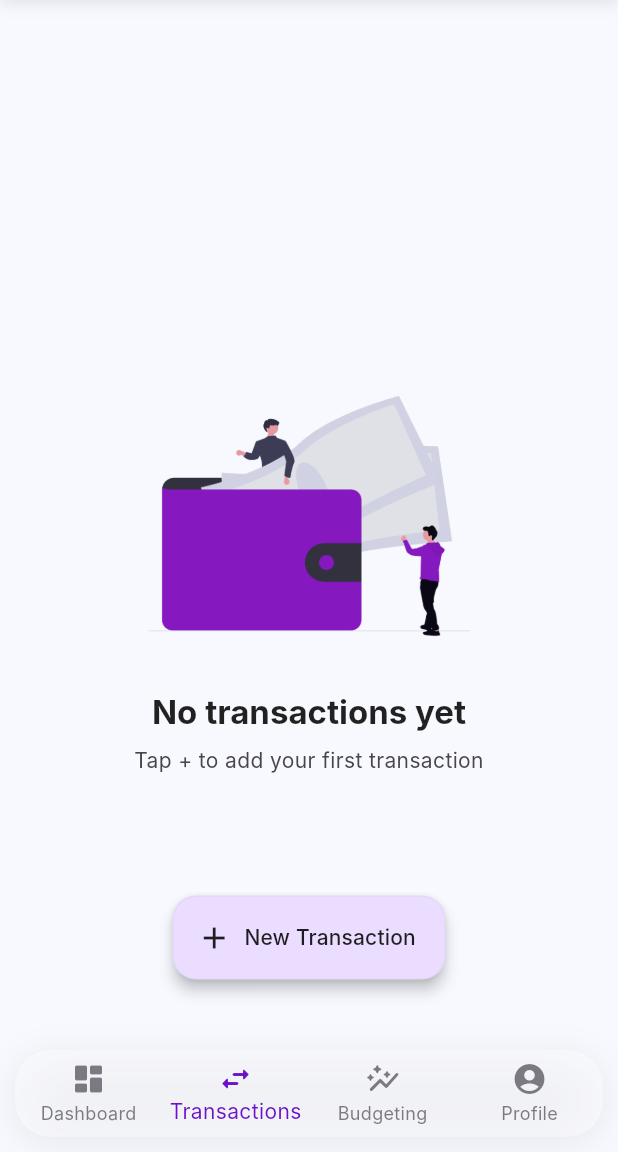
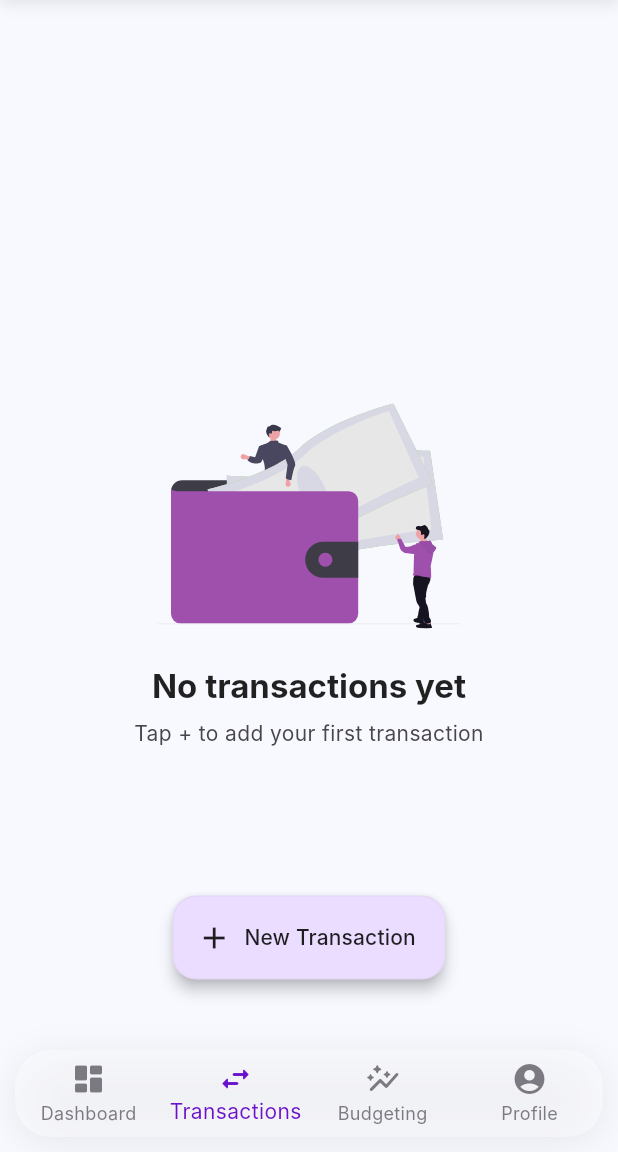
Before and after one commit to Max22577/Flutter_personal_finance_app, a Flutter app: the screen it shows once a user with an empty profile is signed in, item 2 of the bottom bar chosen, in the side drawer, after a tap on the "add" icon, on a phone screen of 412 x 824 dp, the part 84-1236 px from its top. Run offline on Flutter 3.47's test engine with Material 3 defaults, Android fonts, the phone set to English and light mode, and no system bars; our stand-ins replace animate_do, cloud_firestore, firebase_auth, firebase_core, firebase_storage, fl_chart and 5 more; accounts and stored records are empty; Roboto replaces fonts that are missing (Inter).

Commit message:
Fixed images display for empty states across the app
Co-authored-by: Copilot <copilot@github.com>

```diff
--- /dev/null
+++ b/lib/core/widgets/animated_empty_state.dart
@@ -0,0 +1,88 @@
+import 'package:flutter/material.dart';
+import 'package:flutter_svg/svg.dart';
+
+class AnimatedEmptyChart extends StatefulWidget {
+  final String message;
+  const AnimatedEmptyChart({super.key, required this.message});
+
+  @override
+  State<AnimatedEmptyChart> createState() => _AnimatedEmptyChartState();
+}
+
+class _AnimatedEmptyChartState extends State<AnimatedEmptyChart>
+    with SingleTickerProviderStateMixin {
+  late AnimationController _controller;
+  late Animation<double> _rotationAnimation;
+
+  @override
+  void initState() {
+    super.initState();
+    _controller = AnimationController(
+      vsync: this,
+      duration: const Duration(seconds: 2),
+    )..repeat(reverse: true); // This makes it oscillate back and forth
+
+    // Semi-rotation: -0.1 to 0.1 radians (roughly -6 to 6 degrees)
+    _rotationAnimation = Tween<double>(begin: -0.1, end: 0.1).animate(
+      CurvedAnimation(parent: _controller, curve: Curves.easeInOut),
+    );
+  }
+
+  @override
+  void dispose() {
+    _controller.dispose();
+    super.dispose();
+  }
+
+  @override
+  Widget build(BuildContext context) {
+    final colors = Theme.of(context).colorScheme;
+    final brightness = Theme.of(context).brightness;
+    final isDark = brightness == Brightness.dark;
+
+    return Column(
+      mainAxisAlignment: MainAxisAlignment.center,
+      children: [
+        AnimatedBuilder(
+          animation: _rotationAnimation,
+          builder: (context, child) {
+            return Transform.rotate(
+              angle: _rotationAnimation.value,
+              child: child,
+            );
+          },
+
+          child: Opacity(
+            // In Dark Mode, we lower the total visibility of the bright image
+            // so it doesn't "glow" against the dark surface.
+            opacity: isDark ? 0.4 : 1.0,
+            child: ColorFiltered(
+              colorFilter: ColorFilter.mode(
+                // We use the surface color to "stain" the image
+                colors.surfaceContainerHigh.withValues(alpha: isDark ? 0.15 : 0.05),
+                BlendMode.srcATop,
+              ),
+              child: SvgPicture.asset(
+                isDark
+                ? 'assets/images/empty_wallet_dark1.svg'
+                : 'assets/images/empty_wallet_light.svg',
+                height: 150,
+              ),
+            ),
+          ),
+        ),
+        const SizedBox(height: 16),
+        Text(
+          widget.message,
+          style: TextStyle(
+            color: colors.outline,
+            fontWeight: FontWeight.w600,
+            letterSpacing: -0.5,
+          ),
+        ),
+      ],
+    );
+  }
+
+
+}
--- a/lib/features/category/pages/category_management_page.dart
+++ b/lib/features/category/pages/category_management_page.dart
@@ -537,7 +537,7 @@ class _CategoryManagementViewState extends State<CategoryManagementView> {
     final color = CategoryIconHelper.getColor(category, colors);
 
     return Container(
-      margin: const EdgeInsets.only(bottom: 12.0, left: 6.0, right: 6.0),
+      margin: const EdgeInsets.only(bottom: 10.0, left: 16.0, right: 16.0),
       padding: const EdgeInsets.all(2.0),
       decoration: BoxDecoration(
         color: colors.surface,
--- a/lib/features/dashboard/widgets/category_pie_chart.dart
+++ b/lib/features/dashboard/widgets/category_pie_chart.dart
@@ -3,6 +3,7 @@ import 'package:flutter/material.dart';
 import 'package:personal_fin/core/providers/language_provider.dart';
 import 'package:personal_fin/core/repositories/category_repository.dart';
 import 'package:personal_fin/core/repositories/monthly_transaction_repository.dart';
+import 'package:personal_fin/core/widgets/animated_empty_state.dart';
 import 'package:personal_fin/core/widgets/currency_display.dart';
 import 'package:personal_fin/core/widgets/empty_state.dart';
 import 'package:personal_fin/core/widgets/loading_state.dart';
@@ -41,7 +42,7 @@ class CategoryPieChart extends StatelessWidget {
         }
 
         if (vm.errorMessage != null) {
-          return Center(
+          return _buildCardWrapper(
             child: EmptyState(
               icon: Icons.error_outline,
               title: lang.translate('error_loading'),
@@ -53,6 +54,14 @@ class CategoryPieChart extends StatelessWidget {
         }
 
         final data = vm.categoryData;
+
+        if (data.isEmpty) {
+          return _buildCardWrapper(
+            child: Center(
+              child: _buildEmptyChartState(colors, lang)
+            ),
+          );
+        }
 
 
         return Card(
@@ -162,4 +171,39 @@ class CategoryPieChart extends StatelessWidget {
       }).toList(),
     );
   }
+
+  Widget _buildCardWrapper({required Widget child}) {
+    return Card(
+      elevation: 0,
+      shape: RoundedRectangleBorder(
+        borderRadius: BorderRadius.circular(16),
+        side: BorderSide(color: Colors.grey[200]!),
+      ),
+      child: Padding(
+        padding: const EdgeInsets.all(16.0),
+        child: child,
+      ),
+    );
+  }
+
+  Widget _buildEmptyChartState(ColorScheme colors, LanguageProvider lang) {
+    return Column(
+      mainAxisSize: MainAxisSize.min,
+      children: [
+        Stack(
+          alignment: Alignment.center,
+          children: [
+            AnimatedEmptyChart(
+              message: lang.translate('No data recorded').toUpperCase(),
+            ),
+          ],
+        ),
+        const SizedBox(height: 16),
+        Text(
+          "No transactions found for this month.",
+          style: TextStyle(color: colors.onSurfaceVariant),
+        ),
+      ],
+    );
+  }
 }
--- a/lib/features/transactions/widgets/state/empty_state.dart
+++ b/lib/features/transactions/widgets/state/empty_state.dart
@@ -1,17 +1,15 @@
 import 'package:flutter/material.dart';
-import 'package:personal_fin/core/theme/app_theme.dart';
+import 'package:flutter_svg/svg.dart';
 
 class EmptyState extends StatefulWidget {
   final String title;
   final String message;
-  final String imagePath;
   final bool isActive;
 
   const EmptyState({
     super.key,
     this.title = 'No transactions yet',
     this.message = 'Tap + to add your first transaction',
-    this.imagePath = 'assets/images/undraw_wallet_diag.png',
     this.isActive = false,
 
   });
@@ -64,7 +62,9 @@ class _EmptyStateState extends State<EmptyState> with SingleTickerProviderStateM
   @override
   Widget build(BuildContext context) {
     final theme = Theme.of(context);
-    final illustrationTheme = theme.extension<IllustrationTheme>();
+    final colors = theme.colorScheme;
+    final brightness = theme.brightness;
+    final isDark = brightness == Brightness.dark;
 
     return Center(
       child: AnimatedBuilder(
@@ -81,15 +81,19 @@ class _EmptyStateState extends State<EmptyState> with SingleTickerProviderStateM
         child: Column(
           mainAxisAlignment: MainAxisAlignment.center,
           children: [
-            ColorFiltered(
-              colorFilter: ColorFilter.mode(
-                illustrationTheme?.tintColor ?? Colors.transparent,
-                illustrationTheme?.blendMode ?? BlendMode.srcIn,
-              ),
-              child: Image.asset(
-                widget.imagePath,
-                width: 250, // Adjust size as needed
-                fit: BoxFit.contain,
+            Opacity(
+              opacity: isDark ? 0.4 : 1.0,
+              child: ColorFiltered(
+                colorFilter: ColorFilter.mode(
+                  colors.surfaceContainerLow.withValues(alpha: isDark ? 0.15 : 0.05),
+                  BlendMode.srcATop,
+                ),
+                child: SvgPicture.asset(
+                  isDark
+                  ? 'assets/images/trans_wallet_dark.svg'
+                  : 'assets/images/trans_wallet_light1.svg',
+                  height: 150,
+                ),
               ),
             ),
             const SizedBox(height: 24),
@@ -111,4 +115,6 @@ class _EmptyStateState extends State<EmptyState> with SingleTickerProviderStateM
       ),
     );
   }
+
+
 }
```
Also changed, not shown: lib/features/savings/pages/savings_page.dart (+18 -9 lines), pubspec.yaml (+13 -0 lines), assets/images/empty_wallet_dark.svg (added), assets/images/empty_wallet_dark1.svg (added), assets/images/empty_wallet_light.svg (added), assets/images/savings_dark.svg (added), assets/images/savings_light.svg (added), assets/images/trans_wallet_dark.svg (added), assets/images/trans_wallet_light.svg (added), assets/images/trans_wallet_light1.svg (added), 1 other file.
